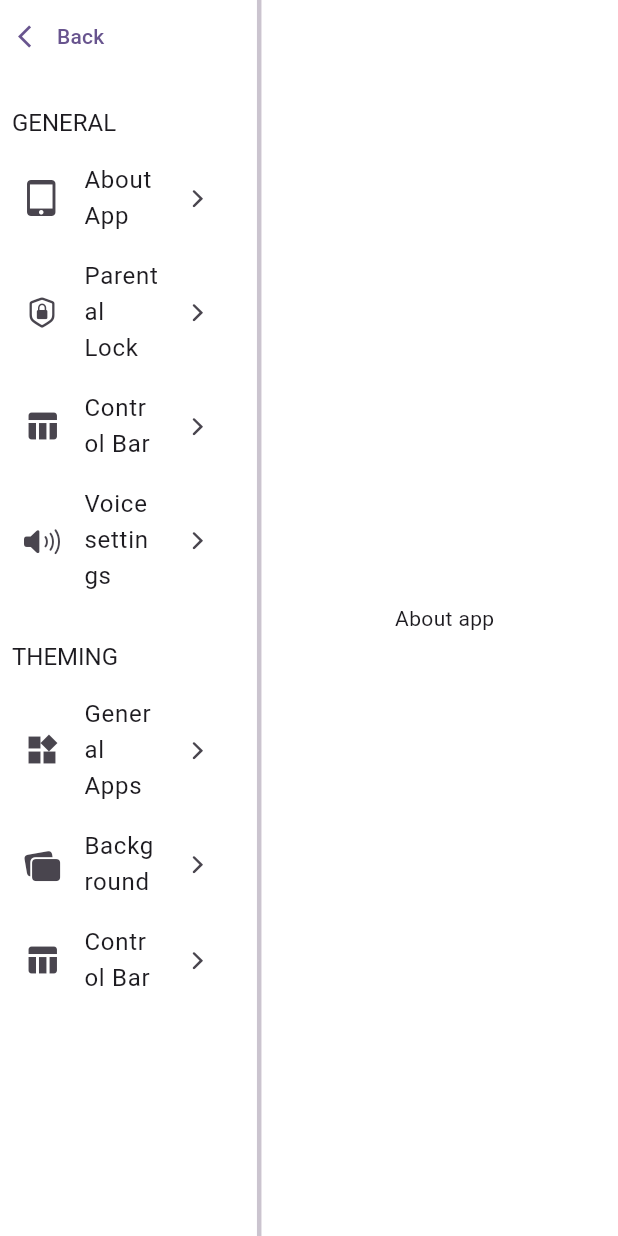
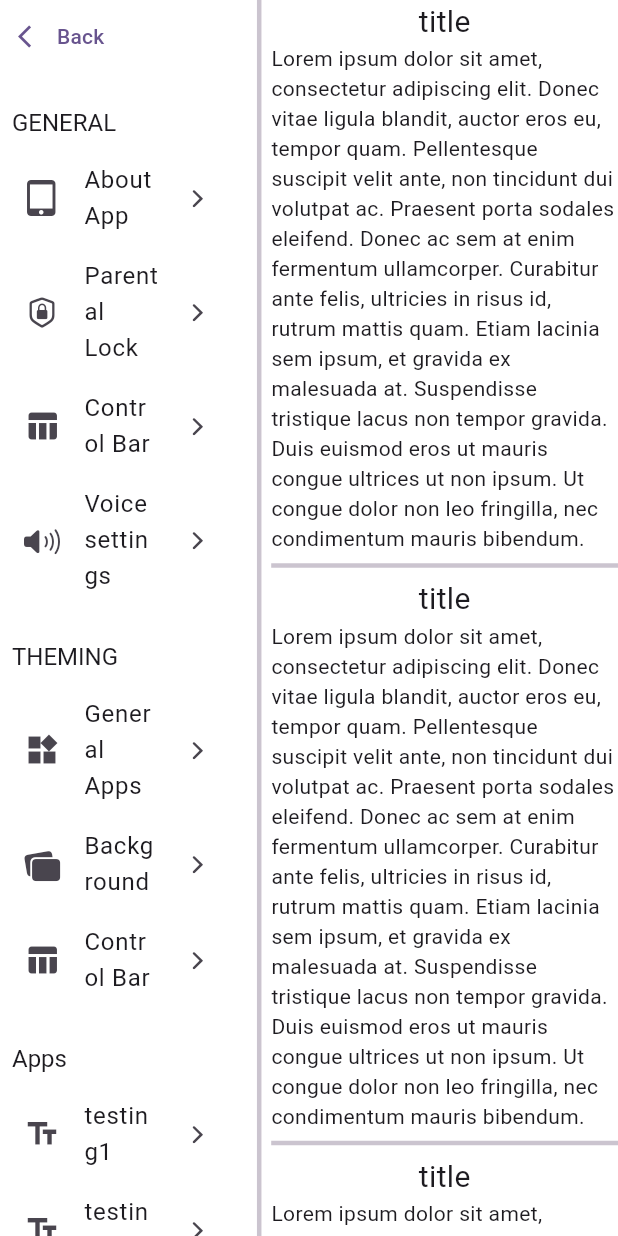
Before and after one commit to Squidly1408/aaca, a Flutter app: the Settings screen opened directly, on a phone screen of 412 x 824 dp. Run offline on Flutter 3.47's test engine with Material 2 defaults, Android fonts, the phone set to English and light mode, and no system bars; our stand-ins replace flutter_colorpicker.

Commit message:
editibaility in apps and apps settings

```diff
--- /dev/null
+++ b/lib/data/apps_list.dart
@@ -0,0 +1,169 @@
+// packages
+import 'package:flutter/material.dart';
+
+// models
+import '../models/app.dart';
+
+// list of apps
+final appList = [
+  App(
+    'testing1',
+    Icons.text_fields_outlined,
+  ),
+  App(
+    'testing2',
+    Icons.text_fields_outlined,
+  ),
+  App(
+    'testing3',
+    Icons.text_fields_outlined,
+  ),
+  App(
+    'testing4',
+    Icons.text_fields_outlined,
+  ),
+  App(
+    'testing5',
+    Icons.text_fields_outlined,
+  ),
+  App(
+    'testing6',
+    Icons.text_fields_outlined,
+  ),
+  App(
+    'testing7',
+    Icons.text_fields_outlined,
+  ),
+  App(
+    'testing8',
+    Icons.text_fields_outlined,
+  ),
+  App(
+    'testing9',
+    Icons.text_fields_outlined,
+  ),
+  App(
+    'testing10',
+    Icons.text_fields_outlined,
+  ),
+  App(
+    'testing11',
+    Icons.text_fields_outlined,
+  ),
+  App(
+    'testing12',
+    Icons.text_fields_outlined,
+  ),
+  App(
+    'testing13',
+    Icons.text_fields_outlined,
+  ),
+  App(
+    'testing14',
+    Icons.text_fields_outlined,
+  ),
+  App(
+    'testing15',
+    Icons.text_fields_outlined,
+  ),
+  App(
+    'testing16',
+    Icons.text_fields_outlined,
+  ),
+  App(
+    'testing17',
+    Icons.text_fields_outlined,
+  ),
+  App(
+    'testing18',
+    Icons.text_fields_outlined,
+  ),
+  App(
+    'testing19',
+    Icons.text_fields_outlined,
+  ),
+  App(
+    'testing20',
+    Icons.text_fields_outlined,
+  ),
+  App(
+    'testing21',
+    Icons.text_fields_outlined,
+  ),
+  App(
+    'testing22',
+    Icons.text_fields_outlined,
+  ),
+  App(
+    'testing23',
+    Icons.text_fields_outlined,
+  ),
+  App(
+    'testing24',
+    Icons.text_fields_outlined,
+  ),
+  App(
+    'testing25',
+    Icons.text_fields_outlined,
+  ),
+  App(
+    'testing26',
+    Icons.text_fields_outlined,
+  ),
+  App(
+    'testing27',
+    Icons.text_fields_outlined,
+  ),
+  App(
+    'testing28',
+    Icons.text_fields_outlined,
+  ),
+  App(
+    'testing29',
+    Icons.text_fields_outlined,
+  ),
+  App(
+    'testing30',
+    Icons.text_fields_outlined,
+  ),
+  App(
+    'testing31',
+    Icons.text_fields_outlined,
+  ),
+  App(
+    'testing32',
+    Icons.text_fields_outlined,
+  ),
+  App(
+    'testing33',
+    Icons.text_fields_outlined,
+  ),
+  App(
+    'testing34',
+    Icons.text_fields_outlined,
+  ),
+  App(
+    'testing35',
+    Icons.text_fields_outlined,
+  ),
+  App(
+    'testing36',
+    Icons.text_fields_outlined,
+  ),
+  App(
+    'testing37',
+    Icons.text_fields_outlined,
+  ),
+  App(
+    'testing38',
+    Icons.text_fields_outlined,
+  ),
+  App(
+    'testing39',
+    Icons.text_fields_outlined,
+  ),
+  App(
+    'testing40',
+    Icons.text_fields_outlined,
+  ),
+];
--- /dev/null
+++ b/lib/models/app.dart
@@ -0,0 +1,12 @@
+// packages
+import 'package:flutter/material.dart';
+
+// app model foir testing
+class App {
+  String text;
+  IconData icon;
+  App(
+    this.text,
+    this.icon,
+  );
+}
--- a/lib/pages/settings.dart
+++ b/lib/pages/settings.dart
@@ -1,9 +1,21 @@
 // Packages
+import 'package:aaca/models/app.dart';
 import 'package:flutter/cupertino.dart';
 import 'package:flutter/material.dart';
 
 // pages
+import '../data/apps_list.dart';
 import 'home.dart';
+
+// setting pages
+import 'settings/apps.dart';
+import 'settings/general/about_app.dart';
+import 'settings/general/control_bar.dart';
+import 'settings/general/parental_lock.dart';
+import 'settings/general/voice_setting.dart';
+import 'settings/theming/background.dart';
+import 'settings/theming/control_bar.dart';
+import 'settings/theming/general_apps.dart';
 
 class Settings extends StatefulWidget {
   const Settings({super.key});
@@ -12,9 +24,9 @@ class Settings extends StatefulWidget {
   State<Settings> createState() => _SettingsState();
 }
 
-ValueNotifier<bool> _notifier = ValueNotifier(false);
+ValueNotifier<bool> notifier1 = ValueNotifier(false);
 
-Widget _setting = const _AboutApp();
+Widget setting = const AboutApp();
 
 class _SettingsState extends State<Settings> {
   @override
@@ -49,22 +61,22 @@ class _SettingsState extends State<Settings> {
                       _CustomListTile(
                         title: "About App",
                         icon: Icons.tablet_mac,
-                        setting: _AboutApp(),
+                        setting: AboutApp(),
                       ),
                       _CustomListTile(
                         title: "Parental Lock",
                         icon: CupertinoIcons.lock_shield,
-                        setting: _ParentalLock(),
+                        setting: ParentalLock(),
                       ),
                       _CustomListTile(
                         title: "Control Bar",
                         icon: Icons.table_chart,
-                        setting: _ParentalLock(),
+                        setting: ControlBar(),
                       ),
                       _CustomListTile(
                         title: "Voice settings",
                         icon: CupertinoIcons.volume_up,
-                        setting: _ParentalLock(),
+                        setting: VoiceSetting(),
                       ),
                     ],
                   ),
@@ -74,30 +86,116 @@ class _SettingsState extends State<Settings> {
                       _CustomListTile(
                         title: "General Apps",
                         icon: Icons.widgets,
-                        setting: _ParentalLock(),
+                        setting: GeneralAppTheming(),
                       ),
                       _CustomListTile(
                         title: "Background",
                         icon: CupertinoIcons
                             .rectangle_fill_on_rectangle_angled_fill,
-                        setting: _ParentalLock(),
+                        setting: Background(),
                       ),
                       _CustomListTile(
                         title: "Control Bar",
                         icon: Icons.table_chart,
-                        setting: _ParentalLock(),
+                        setting: ControlBarTheming(),
                       ),
                     ],
                   ),
+                  Column(
+                    mainAxisAlignment: MainAxisAlignment.start,
+                    crossAxisAlignment: CrossAxisAlignment.start,
+                    children: [
+                      const SizedBox(height: 16),
+                      Padding(
+                        padding: const EdgeInsets.all(8.0),
+                        child: Text(
+                          'Apps',
+                          style: Theme.of(context)
+                              .textTheme
+                              .headline3
+                              ?.copyWith(fontSize: 16),
+                        ),
+                      ),
+                      Container(
+                        width: double.infinity,
+                        color: Colors.white,
+                        child: Column(
+                          children: [
+                            ValueListenableBuilder(
+                              valueListenable: notifier,
+                              builder: (context, value, child) {
+                                return ListView.builder(
+                                  physics: const NeverScrollableScrollPhysics(),
+                                  shrinkWrap: true,
+                                  itemBuilder: (context, index) {
+                                    return ListenableBuilder(
+                                      listenable: notifier,
+                                      builder: (context, child) {
+                                        return _CustomListTile(
+                                          title: appList[index].text,
+                                          icon: appList[index].icon,
+                                          setting: AppsSetting(
+                                              text: appList[index].text,
+                                              index: index,
+                                              update: notifier),
+                                        );
+                                      },
+                                    );
+                                  },
+                                  itemCount: appList.length,
+                                );
+                              },
+                            ),
+                            ValueListenableBuilder(
+                              valueListenable: notifier,
+                              builder: (context, value, child) {
+                                return Column(
+                                  children: [
+                                    Visibility(
+                                      visible:
+                                          appList.length >= 40 ? true : false,
+                                      child: const Center(
+                                        child: Text(
+                                            'Maximum Amount of Buttons Reached!'),
+                                      ),
+                                    ),
+                                    Visibility(
+                                      visible:
+                                          appList.length < 40 ? true : false,
+                                      child: Center(
+                                        child: MaterialButton(
+                                          child: const Icon(Icons.add),
+                                          onPressed: () {
+                                            setState(() {
+                                              if (appList.length < 40) {
+                                                appList.add(
+                                                  App('New App',
+                                                      Icons.now_widgets),
+                                                );
+                                              }
+                                            });
+                                          },
+                                        ),
+                                      ),
+                                    ),
+                                  ],
+                                );
+                              },
+                            ),
+                          ],
+                        ),
+                      ),
+                    ],
+                  )
                 ],
               ),
             ),
             const VerticalDivider(thickness: 3),
             Expanded(
               child: ValueListenableBuilder(
-                valueListenable: _notifier,
+                valueListenable: notifier1,
                 builder: (context, value, child) {
-                  return _setting;
+                  return setting;
                 },
               ),
             ),
@@ -134,9 +232,9 @@ class _CustomListTileState extends State<_CustomListTile> {
       trailing: widget.trailing ?? const Icon(CupertinoIcons.forward, size: 18),
       onTap: () {
         setState(() {
-          _setting = widget.setting;
+          setting = widget.setting;
         });
-        _notifier.value = !_notifier.value;
+        notifier1.value = !notifier1.value;
       },
     );
   }
@@ -178,34 +276,6 @@ class _SingleSection extends StatelessWidget {
   }
 }
 
-class _AboutApp extends StatefulWidget {
-  const _AboutApp({super.key});
 
-  @override
-  State<_AboutApp> createState() => __AboutAppState();
-}
 
-class __AboutAppState extends State<_AboutApp> {
-  @override
-  Widget build(BuildContext context) {
-    return const Center(
-      child: Text('About app'),
-    );
-  }
-}
-
-class _ParentalLock extends StatefulWidget {
-  const _ParentalLock({super.key});
-
-  @override
-  State<_ParentalLock> createState() => __ParentalLockState();
-}
-
-class __ParentalLockState extends State<_ParentalLock> {
-  @override
-  Widget build(BuildContext context) {
-    return const Center(
-      child: Text('Parental Lock'),
-    );
-  }
-}
+// control bar setting
--- /dev/null
+++ b/lib/pages/settings/general/about_app.dart
@@ -0,0 +1,46 @@
+import 'package:flutter/cupertino.dart';
+import 'package:flutter/material.dart';
+
+class AboutApp extends StatefulWidget {
+  const AboutApp({super.key});
+
+  @override
+  State<AboutApp> createState() => _AboutAppState();
+}
+
+class _AboutAppState extends State<AboutApp> {
+  @override
+  Widget build(BuildContext context) {
+    return const Center(
+      child: SingleChildScrollView(
+        child: Column(
+          crossAxisAlignment: CrossAxisAlignment.center,
+          children: [
+            Text(
+              'title',
+              style: TextStyle(fontSize: 20),
+            ),
+            Text(
+                'Lorem ipsum dolor sit amet, consectetur adipiscing elit. Donec vitae ligula blandit, auctor eros eu, tempor quam. Pellentesque suscipit velit ante, non tincidunt dui volutpat ac. Praesent porta sodales eleifend. Donec ac sem at enim fermentum ullamcorper. Curabitur ante felis, ultricies in risus id, rutrum mattis quam. Etiam lacinia sem ipsum, et gravida ex malesuada at. Suspendisse tristique lacus non tempor gravida. Duis euismod eros ut mauris congue ultrices ut non ipsum. Ut congue dolor non leo fringilla, nec condimentum mauris bibendum.'),
+            Divider(
+              thickness: 3,
+            ),
+            Text(
+              'title',
+              style: TextStyle(fontSize: 20),
+            ),
+            Text(
+                'Lorem ipsum dolor sit amet, consectetur adipiscing elit. Donec vitae ligula blandit, auctor eros eu, tempor quam. Pellentesque suscipit velit ante, non tincidunt dui volutpat ac. Praesent porta sodales eleifend. Donec ac sem at enim fermentum ullamcorper. Curabitur ante felis, ultricies in risus id, rutrum mattis quam. Etiam lacinia sem ipsum, et gravida ex malesuada at. Suspendisse tristique lacus non tempor gravida. Duis euismod eros ut mauris congue ultrices ut non ipsum. Ut congue dolor non leo fringilla, nec condimentum mauris bibendum.'),
+            Divider(thickness: 3),
+            Text(
+              'title',
+              style: TextStyle(fontSize: 20),
+            ),
+            Text(
+                'Lorem ipsum dolor sit amet, consectetur adipiscing elit. Donec vitae ligula blandit, auctor eros eu, tempor quam. Pellentesque suscipit velit ante, non tincidunt dui volutpat ac. Praesent porta sodales eleifend. Donec ac sem at enim fermentum ullamcorper. Curabitur ante felis, ultricies in risus id, rutrum mattis quam. Etiam lacinia sem ipsum, et gravida ex malesuada at. Suspendisse tristique lacus non tempor gravida. Duis euismod eros ut mauris congue ultrices ut non ipsum. Ut congue dolor non leo fringilla, nec condimentum mauris bibendum.'),
+          ],
+        ),
+      ),
+    );
+  }
+}
--- a/pubspec.yaml
+++ b/pubspec.yaml
@@ -35,6 +35,8 @@ dependencies:
   # The following adds the Cupertino Icons font to your application.
   # Use with the CupertinoIcons class for iOS style icons.
   cupertino_icons: ^1.0.2
+  flutter_colorpicker: ^1.0.3
+  flutter_tts: ^3.8.3
 
 dev_dependencies:
   flutter_test:
```
Also changed, not shown: lib/pages/home.dart (+6 -5 lines), lib/pages/settings/apps.dart (added, +106 -0 lines), lib/pages/settings/general/control_bar.dart (added, +36 -0 lines), lib/pages/settings/general/parental_lock.dart (added, +31 -0 lines), lib/pages/settings/general/voice_setting.dart (added, +17 -0 lines), lib/pages/settings/theming/background.dart (added, +17 -0 lines), lib/pages/settings/theming/control_bar.dart (added, +63 -0 lines), lib/pages/settings/theming/general_apps.dart (added, +17 -0 lines), pubspec.lock, 3 other files.
